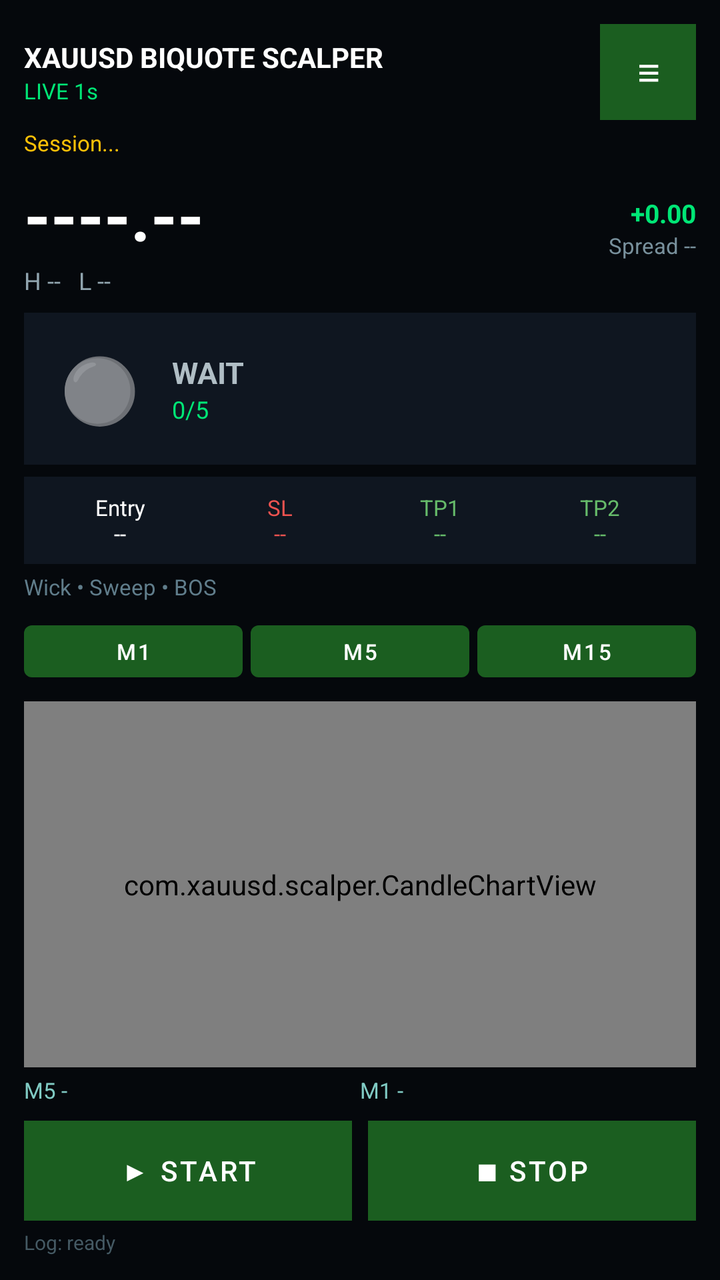
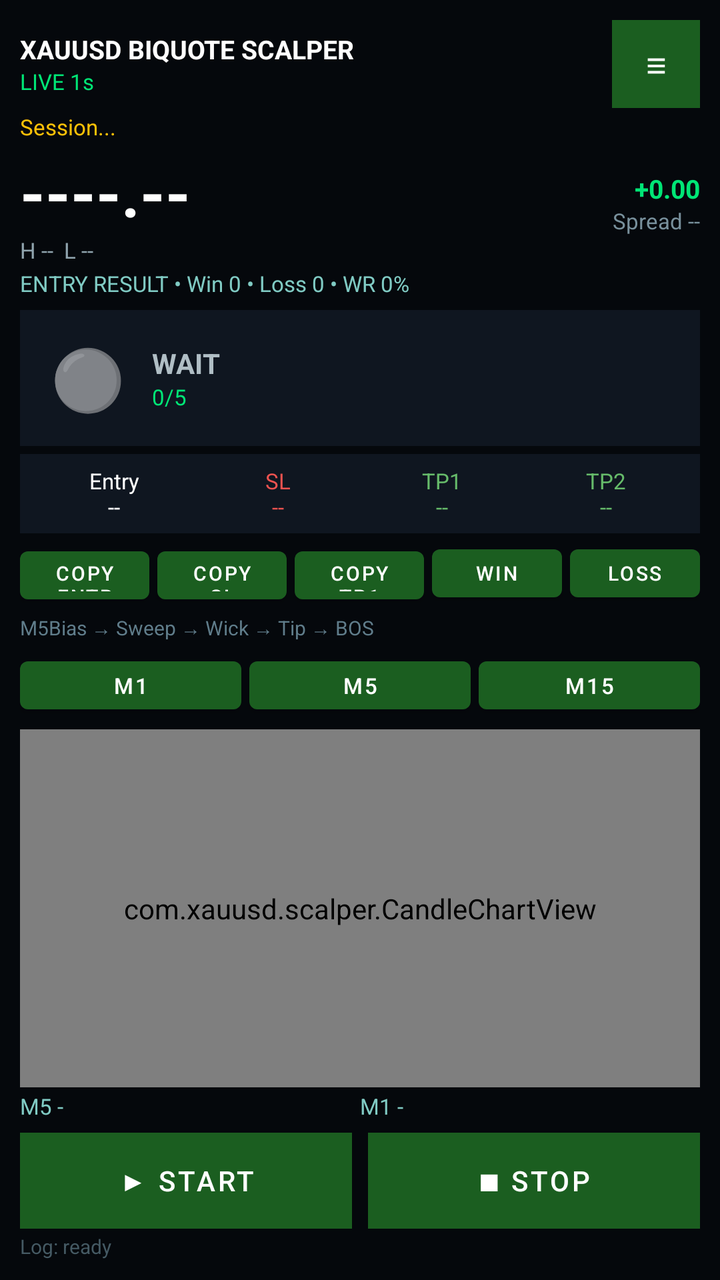

Before-and-after screenshots of an Android layout around one commit, followed by the original layout XML and the change that was made.
<!-- AndroidManifest.xml: application theme Theme.XAUUSDScalper -->
<!-- res/layout/activity_main.xml -->
<?xml version="1.0" encoding="utf-8"?>
<LinearLayout xmlns:android="http://schemas.android.com/apk/res/android"
    android:layout_width="match_parent"
    android:layout_height="match_parent"
    android:orientation="vertical"
    android:background="#05080C"
    android:padding="12dp">

    <LinearLayout
        android:layout_width="match_parent"
        android:layout_height="wrap_content"
        android:orientation="horizontal"
        android:gravity="center_vertical">

        <LinearLayout
            android:layout_width="0dp"
            android:layout_height="wrap_content"
            android:layout_weight="1"
            android:orientation="vertical">
            <TextView
                android:layout_width="wrap_content"
                android:layout_height="wrap_content"
                android:text="XAUUSD BIQUOTE SCALPER"
                android:textColor="#FFFFFF"
                android:textStyle="bold"
                android:textSize="14sp" />
            <TextView
                android:id="@+id/connection"
                android:layout_width="wrap_content"
                android:layout_height="wrap_content"
                android:text="LIVE 1s"
                android:textColor="#00E676"
                android:textSize="11sp" />
        </LinearLayout>

        <Button
            android:id="@+id/btnMenu"
            android:layout_width="48dp"
            android:layout_height="48dp"
            android:text="≡"
            android:textSize="20sp"
            android:textColor="#FFFFFF"
            android:background="#1A2332" />
    </LinearLayout>

    <TextView
        android:id="@+id/ticker"
        android:layout_width="match_parent"
        android:layout_height="wrap_content"
        android:textColor="#FFC107"
        android:textSize="11sp"
        android:singleLine="true"
        android:ellipsize="marquee"
        android:marqueeRepeatLimit="marquee_forever"
        android:focusable="true"
        android:focusableInTouchMode="true"
        android:scrollHorizontally="true"
        android:layout_marginTop="4dp"
        android:text="Session..." />

    <LinearLayout
        android:layout_width="match_parent"
        android:layout_height="wrap_content"
        android:orientation="horizontal"
        android:gravity="bottom"
        android:layout_marginTop="6dp">
        <TextView
            android:id="@+id/price"
            android:layout_width="0dp"
            android:layout_height="wrap_content"
            android:layout_weight="1"
            android:text="----.--"
            android:textColor="#FFFFFF"
            android:textSize="34sp"
            android:textStyle="bold" />
        <LinearLayout
            android:layout_width="wrap_content"
            android:layout_height="wrap_content"
            android:orientation="vertical"
            android:gravity="end">
            <TextView
                android:id="@+id/priceChange"
                android:layout_width="wrap_content"
                android:layout_height="wrap_content"
                android:text="+0.00"
                android:textColor="#00E676"
                android:textSize="13sp"
                android:textStyle="bold" />
            <TextView
                android:id="@+id/spreadLine"
                android:layout_width="wrap_content"
                android:layout_height="wrap_content"
                android:text="Spread --"
                android:textColor="#78909C"
                android:textSize="11sp" />
        </LinearLayout>
    </LinearLayout>

    <LinearLayout
        android:layout_width="match_parent"
        android:layout_height="wrap_content"
        android:orientation="horizontal"
        android:layout_marginTop="2dp">
        <TextView
            android:id="@+id/highLow"
            android:layout_width="match_parent"
            android:layout_height="wrap_content"
            android:text="H --   L --"
            android:textColor="#90A4AE"
            android:textSize="12sp" />
    </LinearLayout>

    <LinearLayout
        android:layout_width="match_parent"
        android:layout_height="wrap_content"
        android:orientation="horizontal"
        android:background="#0F1620"
        android:padding="12dp"
        android:layout_marginTop="8dp"
        android:gravity="center_vertical">
        <TextView
            android:id="@+id/lamp"
            android:layout_width="52dp"
            android:layout_height="52dp"
            android:gravity="center"
            android:text="⚪"
            android:textSize="32sp" />
        <LinearLayout
            android:layout_width="0dp"
            android:layout_height="wrap_content"
            android:layout_weight="1"
            android:orientation="vertical"
            android:layout_marginStart="10dp">
            <TextView
                android:id="@+id/signalState"
                android:layout_width="match_parent"
                android:layout_height="wrap_content"
                android:text="WAIT"
                android:textColor="#B0BEC5"
                android:textSize="15sp"
                android:textStyle="bold" />
            <TextView
                android:id="@+id/confidence"
                android:layout_width="match_parent"
                android:layout_height="wrap_content"
                android:text="0/5"
                android:textColor="#00E676"
                android:textSize="12sp" />
        </LinearLayout>
    </LinearLayout>

    <LinearLayout
        android:layout_width="match_parent"
        android:layout_height="wrap_content"
        android:orientation="horizontal"
        android:layout_marginTop="6dp"
        android:background="#0F1620"
        android:padding="8dp">
        <TextView android:id="@+id/boxEntry" android:layout_width="0dp" android:layout_height="wrap_content" android:layout_weight="1" android:gravity="center" android:text="Entry\n--" android:textColor="#FFFFFF" android:textSize="11sp" />
        <TextView android:id="@+id/boxSl" android:layout_width="0dp" android:layout_height="wrap_content" android:layout_weight="1" android:gravity="center" android:text="SL\n--" android:textColor="#EF5350" android:textSize="11sp" />
        <TextView android:id="@+id/boxTp1" android:layout_width="0dp" android:layout_height="wrap_content" android:layout_weight="1" android:gravity="center" android:text="TP1\n--" android:textColor="#66BB6A" android:textSize="11sp" />
        <TextView android:id="@+id/boxTp2" android:layout_width="0dp" android:layout_height="wrap_content" android:layout_weight="1" android:gravity="center" android:text="TP2\n--" android:textColor="#66BB6A" android:textSize="11sp" />
    </LinearLayout>

    <TextView
        android:id="@+id/signalDetail"
        android:layout_width="match_parent"
        android:layout_height="wrap_content"
        android:textColor="#607D8B"
        android:textSize="11sp"
        android:layout_marginTop="4dp"
        android:text="Wick • Sweep • BOS" />

    <LinearLayout
        android:layout_width="match_parent"
        android:layout_height="wrap_content"
        android:orientation="horizontal"
        android:layout_marginTop="6dp">
        <Button android:id="@+id/tfM1" android:layout_width="0dp" android:layout_height="38dp" android:layout_weight="1" android:text="M1" android:textSize="11sp" />
        <Button android:id="@+id/tfM5" android:layout_width="0dp" android:layout_height="38dp" android:layout_weight="1" android:text="M5" android:textSize="11sp" android:layout_marginStart="4dp" />
        <Button android:id="@+id/tfM15" android:layout_width="0dp" android:layout_height="38dp" android:layout_weight="1" android:text="M15" android:textSize="11sp" android:layout_marginStart="4dp" />
    </LinearLayout>

    <com.xauusd.scalper.CandleChartView
        android:id="@+id/chart"
        android:layout_width="match_parent"
        android:layout_height="0dp"
        android:layout_weight="1"
        android:layout_marginTop="6dp" />

    <LinearLayout
        android:layout_width="match_parent"
        android:layout_height="wrap_content"
        android:orientation="horizontal"
        android:layout_marginTop="4dp">
        <TextView android:id="@+id/m5Bias" android:layout_width="0dp" android:layout_height="wrap_content" android:layout_weight="1" android:text="M5 -" android:textColor="#80CBC4" android:textSize="11sp" />
        <TextView android:id="@+id/m1State" android:layout_width="0dp" android:layout_height="wrap_content" android:layout_weight="1" android:text="M1 -" android:textColor="#80CBC4" android:textSize="11sp" />
    </LinearLayout>

    <LinearLayout
        android:layout_width="match_parent"
        android:layout_height="wrap_content"
        android:orientation="horizontal"
        android:layout_marginTop="8dp">
        <Button
            android:id="@+id/btnStart"
            android:layout_width="0dp"
            android:layout_height="50dp"
            android:layout_weight="1"
            android:text="▶ START"
            android:background="#1B5E20"
            android:textColor="#FFFFFF" />
        <Button
            android:id="@+id/btnStop"
            android:layout_width="0dp"
            android:layout_height="50dp"
            android:layout_weight="1"
            android:text="■ STOP"
            android:background="#B71C1C"
            android:textColor="#FFFFFF"
            android:layout_marginStart="8dp" />
    </LinearLayout>

    <TextView
        android:id="@+id/log"
        android:layout_width="match_parent"
        android:layout_height="wrap_content"
        android:textColor="#455A64"
        android:textSize="10sp"
        android:layout_marginTop="4dp"
        android:text="Log: ready" />
</LinearLayout>
<!-- resources referenced by this layout -->
<resources>
  <style name="Theme.XAUUSDScalper" parent="Theme.MaterialComponents.DayNight.NoActionBar">
          <item name="colorPrimary">#1B5E20</item>
          <item name="colorPrimaryVariant">#0D1B12</item>
          <item name="colorOnPrimary">#FFFFFF</item>
          <item name="android:statusBarColor">#0D1015</item>
          <item name="android:navigationBarColor">#0D1015</item>
          <item name="android:windowBackground">#0D1015</item>
      </style>
</resources>

<!-- the commit's change to res/layout/activity_main.xml (unified diff, before → after) -->
@@ -4,229 +4,130 @@
     android:layout_height="match_parent"
     android:orientation="vertical"
     android:background="#05080C"
-    android:padding="12dp">
+    android:padding="10dp">
 
     <LinearLayout
         android:layout_width="match_parent"
         android:layout_height="wrap_content"
         android:orientation="horizontal"
         android:gravity="center_vertical">
-
         <LinearLayout
             android:layout_width="0dp"
             android:layout_height="wrap_content"
             android:layout_weight="1"
             android:orientation="vertical">
-            <TextView
-                android:layout_width="wrap_content"
-                android:layout_height="wrap_content"
-                android:text="XAUUSD BIQUOTE SCALPER"
-                android:textColor="#FFFFFF"
-                android:textStyle="bold"
-                android:textSize="14sp" />
-            <TextView
-                android:id="@+id/connection"
-                android:layout_width="wrap_content"
-                android:layout_height="wrap_content"
-                android:text="LIVE 1s"
-                android:textColor="#00E676"
-                android:textSize="11sp" />
+            <TextView android:layout_width="wrap_content" android:layout_height="wrap_content"
+                android:text="XAUUSD BIQUOTE SCALPER" android:textColor="#FFFFFF"
+                android:textStyle="bold" android:textSize="13sp" />
+            <TextView android:id="@+id/connection" android:layout_width="wrap_content"
+                android:layout_height="wrap_content" android:text="LIVE 1s"
+                android:textColor="#00E676" android:textSize="11sp" />
         </LinearLayout>
-
-        <Button
-            android:id="@+id/btnMenu"
-            android:layout_width="48dp"
-            android:layout_height="48dp"
-            android:text="≡"
-            android:textSize="20sp"
-            android:textColor="#FFFFFF"
-            android:background="#1A2332" />
+        <Button android:id="@+id/btnMenu" android:layout_width="44dp" android:layout_height="44dp"
+            android:text="≡" android:textSize="18sp" android:textColor="#FFFFFF" android:background="#1A2332" />
     </LinearLayout>
 
-    <TextView
-        android:id="@+id/ticker"
-        android:layout_width="match_parent"
-        android:layout_height="wrap_content"
-        android:textColor="#FFC107"
-        android:textSize="11sp"
-        android:singleLine="true"
-        android:ellipsize="marquee"
-        android:marqueeRepeatLimit="marquee_forever"
-        android:focusable="true"
-        android:focusableInTouchMode="true"
-        android:scrollHorizontally="true"
-        android:layout_marginTop="4dp"
-        android:text="Session..." />
+    <TextView android:id="@+id/ticker" android:layout_width="match_parent" android:layout_height="wrap_content"
+        android:textColor="#FFC107" android:textSize="11sp" android:singleLine="true"
+        android:ellipsize="marquee" android:marqueeRepeatLimit="marquee_forever"
+        android:focusable="true" android:focusableInTouchMode="true" android:scrollHorizontally="true"
+        android:layout_marginTop="2dp" android:text="Session..." />
 
-    <LinearLayout
-        android:layout_width="match_parent"
-        android:layout_height="wrap_content"
-        android:orientation="horizontal"
-        android:gravity="bottom"
-        android:layout_marginTop="6dp">
-        <TextView
-            android:id="@+id/price"
-            android:layout_width="0dp"
-            android:layout_height="wrap_content"
-            android:layout_weight="1"
-            android:text="----.--"
-            android:textColor="#FFFFFF"
-            android:textSize="34sp"
-            android:textStyle="bold" />
-        <LinearLayout
-            android:layout_width="wrap_content"
-            android:layout_height="wrap_content"
-            android:orientation="vertical"
-            android:gravity="end">
-            <TextView
-                android:id="@+id/priceChange"
-                android:layout_width="wrap_content"
-                android:layout_height="wrap_content"
-                android:text="+0.00"
-                android:textColor="#00E676"
-                android:textSize="13sp"
-                android:textStyle="bold" />
-            <TextView
-                android:id="@+id/spreadLine"
-                android:layout_width="wrap_content"
-                android:layout_height="wrap_content"
-                android:text="Spread --"
-                android:textColor="#78909C"
-                android:textSize="11sp" />
+    <LinearLayout android:layout_width="match_parent" android:layout_height="wrap_content"
+        android:orientation="horizontal" android:gravity="bottom" android:layout_marginTop="4dp">
+        <TextView android:id="@+id/price" android:layout_width="0dp" android:layout_height="wrap_content"
+            android:layout_weight="1" android:text="----.--" android:textColor="#FFFFFF"
+            android:textSize="32sp" android:textStyle="bold" />
+        <LinearLayout android:layout_width="wrap_content" android:layout_height="wrap_content"
+            android:orientation="vertical" android:gravity="end">
+            <TextView android:id="@+id/priceChange" android:layout_width="wrap_content"
+                android:layout_height="wrap_content" android:text="+0.00" android:textColor="#00E676"
+                android:textSize="13sp" android:textStyle="bold" />
+            <TextView android:id="@+id/spreadLine" android:layout_width="wrap_content"
+                android:layout_height="wrap_content" android:text="Spread --" android:textColor="#78909C" android:textSize="11sp" />
         </LinearLayout>
     </LinearLayout>
 
-    <LinearLayout
-        android:layout_width="match_parent"
-        android:layout_height="wrap_content"
-        android:orientation="horizontal"
-        android:layout_marginTop="2dp">
-        <TextView
-            android:id="@+id/highLow"
-            android:layout_width="match_parent"
-            android:layout_height="wrap_content"
-            android:text="H --   L --"
-            android:textColor="#90A4AE"
-            android:textSize="12sp" />
-    </LinearLayout>
+    <TextView android:id="@+id/highLow" android:layout_width="match_parent" android:layout_height="wrap_content"
+        android:text="H --  L --" android:textColor="#90A4AE" android:textSize="11sp" />
 
-    <LinearLayout
-        android:layout_width="match_parent"
-        android:layout_height="wrap_content"
-        android:orientation="horizontal"
-        android:background="#0F1620"
-        android:padding="12dp"
-        android:layout_marginTop="8dp"
-        android:gravity="center_vertical">
-        <TextView
-            android:id="@+id/lamp"
-            android:layout_width="52dp"
-            android:layout_height="52dp"
-            android:gravity="center"
-            android:text="⚪"
-            android:textSize="32sp" />
-        <LinearLayout
-            android:layout_width="0dp"
-            android:layout_height="wrap_content"
-            android:layout_weight="1"
-            android:orientation="vertical"
-            android:layout_marginStart="10dp">
-            <TextView
-                android:id="@+id/signalState"
-                android:layout_width="match_parent"
-                android:layout_height="wrap_content"
-                android:text="WAIT"
-                android:textColor="#B0BEC5"
-                android:textSize="15sp"
-                android:textStyle="bold" />
-            <TextView
-                android:id="@+id/confidence"
-                android:layout_width="match_parent"
-                android:layout_height="wrap_content"
-                android:text="0/5"
-                android:textColor="#00E676"
-                android:textSize="12sp" />
+    <TextView android:id="@+id/resultsBar" android:layout_width="match_parent" android:layout_height="wrap_content"
+        android:text="ENTRY RESULT • Win 0 • Loss 0 • WR 0%" android:textColor="#80CBC4"
+        android:textSize="11sp" android:layout_marginTop="2dp" />
+
+    <LinearLayout android:layout_width="match_parent" android:layout_height="wrap_content"
+        android:orientation="horizontal" android:background="#0F1620" android:padding="10dp"
+        android:layout_marginTop="6dp" android:gravity="center_vertical">
+        <TextView android:id="@+id/lamp" android:layout_width="48dp" android:layout_height="48dp"
+            android:gravity="center" android:text="⚪" android:textSize="30sp" />
+        <LinearLayout android:layout_width="0dp" android:layout_height="wrap_content"
+            android:layout_weight="1" android:orientation="vertical" android:layout_marginStart="8dp">
+            <TextView android:id="@+id/signalState" android:layout_width="match_parent"
+                android:layout_height="wrap_content" android:text="WAIT" android:textColor="#B0BEC5"
+                android:textSize="14sp" android:textStyle="bold" />
+            <TextView android:id="@+id/confidence" android:layout_width="match_parent"
+                android:layout_height="wrap_content" android:text="0/5" android:textColor="#00E676" android:textSize="11sp" />
         </LinearLayout>
     </LinearLayout>
 
-    <LinearLayout
-        android:layout_width="match_parent"
-        android:layout_height="wrap_content"
-        android:orientation="horizontal"
-        android:layout_marginTop="6dp"
-        android:background="#0F1620"
-        android:padding="8dp">
-        <TextView android:id="@+id/boxEntry" android:layout_width="0dp" android:layout_height="wrap_content" android:layout_weight="1" android:gravity="center" android:text="Entry\n--" android:textColor="#FFFFFF" android:textSize="11sp" />
-        <TextView android:id="@+id/boxSl" android:layout_width="0dp" android:layout_height="wrap_content" android:layout_weight="1" android:gravity="center" android:text="SL\n--" android:textColor="#EF5350" android:textSize="11sp" />
-        <TextView android:id="@+id/boxTp1" android:layout_width="0dp" android:layout_height="wrap_content" android:layout_weight="1" android:gravity="center" android:text="TP1\n--" android:textColor="#66BB6A" android:textSize="11sp" />
-        <TextView android:id="@+id/boxTp2" android:layout_width="0dp" android:layout_height="wrap_content" android:layout_weight="1" android:gravity="center" android:text="TP2\n--" android:textColor="#66BB6A" android:textSize="11sp" />
+    <LinearLayout android:layout_width="match_parent" android:layout_height="wrap_content"
+        android:orientation="horizontal" android:layout_marginTop="4dp" android:background="#0F1620" android:padding="6dp">
+        <TextView android:id="@+id/boxEntry" android:layout_width="0dp" android:layout_height="wrap_content"
+            android:layout_weight="1" android:gravity="center" android:text="Entry\n--" android:textColor="#FFFFFF" android:textSize="11sp" />
+        <TextView android:id="@+id/boxSl" android:layout_width="0dp" android:layout_height="wrap_content"
+            android:layout_weight="1" android:gravity="center" android:text="SL\n--" android:textColor="#EF5350" android:textSize="11sp" />
+        <TextView android:id="@+id/boxTp1" android:layout_width="0dp" android:layout_height="wrap_content"
+            android:layout_weight="1" android:gravity="center" android:text="TP1\n--" android:textColor="#66BB6A" android:textSize="11sp" />
+        <TextView android:id="@+id/boxTp2" android:layout_width="0dp" android:layout_height="wrap_content"
+            android:layout_weight="1" android:gravity="center" android:text="TP2\n--" android:textColor="#66BB6A" android:textSize="11sp" />
     </LinearLayout>
 
-    <TextView
-        android:id="@+id/signalDetail"
-        android:layout_width="match_parent"
-        android:layout_height="wrap_content"
-        android:textColor="#607D8B"
-        android:textSize="11sp"
-        android:layout_marginTop="4dp"
-        android:text="Wick • Sweep • BOS" />
+    <LinearLayout android:layout_width="match_parent" android:layout_height="wrap_content"
+        android:orientation="horizontal" android:layout_marginTop="2dp">
+        <Button android:id="@+id/btnCopyEntry" android:layout_width="0dp" android:layout_height="36dp"
+            android:layout_weight="1" android:text="COPY ENTRY" android:textSize="10sp" />
+        <Button android:id="@+id/btnCopySl" android:layout_width="0dp" android:layout_height="36dp"
+            android:layout_weight="1" android:text="COPY SL" android:textSize="10sp" android:layout_marginStart="4dp" />
+        <Button android:id="@+id/btnCopyTp" android:layout_width="0dp" android:layout_height="36dp"
+            android:layout_weight="1" android:text="COPY TP1" android:textSize="10sp" android:layout_marginStart="4dp" />
+        <Button android:id="@+id/btnMarkWin" android:layout_width="0dp" android:layout_height="36dp"
+            android:layout_weight="1" android:text="WIN" android:textSize="10sp" android:layout_marginStart="4dp" />
+        <Button android:id="@+id/btnMarkLoss" android:layout_width="0dp" android:layout_height="36dp"
+            android:layout_weight="1" android:text="LOSS" android:textSize="10sp" android:layout_marginStart="4dp" />
+    </LinearLayout>
 
-    <LinearLayout
-        android:layout_width="match_parent"
-        android:layout_height="wrap_content"
-        android:orientation="horizontal"
-        android:layout_marginTop="6dp">
-        <Button android:id="@+id/tfM1" android:layout_width="0dp" android:layout_height="38dp" android:layout_weight="1" android:text="M1" android:textSize="11sp" />
-        <Button android:id="@+id/tfM5" android:layout_width="0dp" android:layout_height="38dp" android:layout_weight="1" android:text="M5" android:textSize="11sp" android:layout_marginStart="4dp" />
-        <Button android:id="@+id/tfM15" android:layout_width="0dp" android:layout_height="38dp" android:layout_weight="1" android:text="M15" android:textSize="11sp" android:layout_marginStart="4dp" />
+    <TextView android:id="@+id/signalDetail" android:layout_width="match_parent" android:layout_height="wrap_content"
+        android:textColor="#607D8B" android:textSize="10sp" android:layout_marginTop="2dp"
+        android:text="M5Bias → Sweep → Wick → Tip → BOS" />
+
+    <LinearLayout android:layout_width="match_parent" android:layout_height="wrap_content"
+        android:orientation="horizontal" android:layout_marginTop="4dp">
+        <Button android:id="@+id/tfM1" android:layout_width="0dp" android:layout_height="36dp" android:layout_weight="1" android:text="M1" android:textSize="11sp" />
+        <Button android:id="@+id/tfM5" android:layout_width="0dp" android:layout_height="36dp" android:layout_weight="1" android:text="M5" android:textSize="11sp" android:layout_marginStart="4dp" />
+        <Button android:id="@+id/tfM15" android:layout_width="0dp" android:layout_height="36dp" android:layout_weight="1" android:text="M15" android:textSize="11sp" android:layout_marginStart="4dp" />
     </LinearLayout>
 
     <com.xauusd.scalper.CandleChartView
-        android:id="@+id/chart"
-        android:layout_width="match_parent"
-        android:layout_height="0dp"
-        android:layout_weight="1"
-        android:layout_marginTop="6dp" />
+        android:id="@+id/chart" android:layout_width="match_parent" android:layout_height="0dp"
+        android:layout_weight="1" android:layout_marginTop="4dp" />
 
-    <LinearLayout
-        android:layout_width="match_parent"
-        android:layout_height="wrap_content"
-        android:orientation="horizontal"
-        android:layout_marginTop="4dp">
-        <TextView android:id="@+id/m5Bias" android:layout_width="0dp" android:layout_height="wrap_content" android:layout_weight="1" android:text="M5 -" android:textColor="#80CBC4" android:textSize="11sp" />
-        <TextView android:id="@+id/m1State" android:layout_width="0dp" android:layout_height="wrap_content" android:layout_weight="1" android:text="M1 -" android:textColor="#80CBC4" android:textSize="11sp" />
+    <LinearLayout android:layout_width="match_parent" android:layout_height="wrap_content"
+        android:orientation="horizontal" android:layout_marginTop="2dp">
+        <TextView android:id="@+id/m5Bias" android:layout_width="0dp" android:layout_height="wrap_content"
+            android:layout_weight="1" android:text="M5 -" android:textColor="#80CBC4" android:textSize="11sp" />
+        <TextView android:id="@+id/m1State" android:layout_width="0dp" android:layout_height="wrap_content"
+            android:layout_weight="1" android:text="M1 -" android:textColor="#80CBC4" android:textSize="11sp" />
     </LinearLayout>
 
-    <LinearLayout
-        android:layout_width="match_parent"
-        android:layout_height="wrap_content"
-        android:orientation="horizontal"
-        android:layout_marginTop="8dp">
-        <Button
-            android:id="@+id/btnStart"
-            android:layout_width="0dp"
-            android:layout_height="50dp"
-            android:layout_weight="1"
-            android:text="▶ START"
-            android:background="#1B5E20"
-            android:textColor="#FFFFFF" />
-        <Button
-            android:id="@+id/btnStop"
-            android:layout_width="0dp"
-            android:layout_height="50dp"
-            android:layout_weight="1"
-            android:text="■ STOP"
-            android:background="#B71C1C"
-            android:textColor="#FFFFFF"
+    <LinearLayout android:layout_width="match_parent" android:layout_height="wrap_content"
+        android:orientation="horizontal" android:layout_marginTop="6dp">
+        <Button android:id="@+id/btnStart" android:layout_width="0dp" android:layout_height="48dp"
+            android:layout_weight="1" android:text="▶ START" android:background="#1B5E20" android:textColor="#FFFFFF" />
+        <Button android:id="@+id/btnStop" android:layout_width="0dp" android:layout_height="48dp"
+            android:layout_weight="1" android:text="■ STOP" android:background="#B71C1C" android:textColor="#FFFFFF"
             android:layout_marginStart="8dp" />
     </LinearLayout>
 
-    <TextView
-        android:id="@+id/log"
-        android:layout_width="match_parent"
-        android:layout_height="wrap_content"
-        android:textColor="#455A64"
-        android:textSize="10sp"
-        android:layout_marginTop="4dp"
-        android:text="Log: ready" />
+    <TextView android:id="@+id/log" android:layout_width="match_parent" android:layout_height="wrap_content"
+        android:textColor="#455A64" android:textSize="10sp" android:layout_marginTop="2dp" android:text="Log: ready" />
 </LinearLayout>
